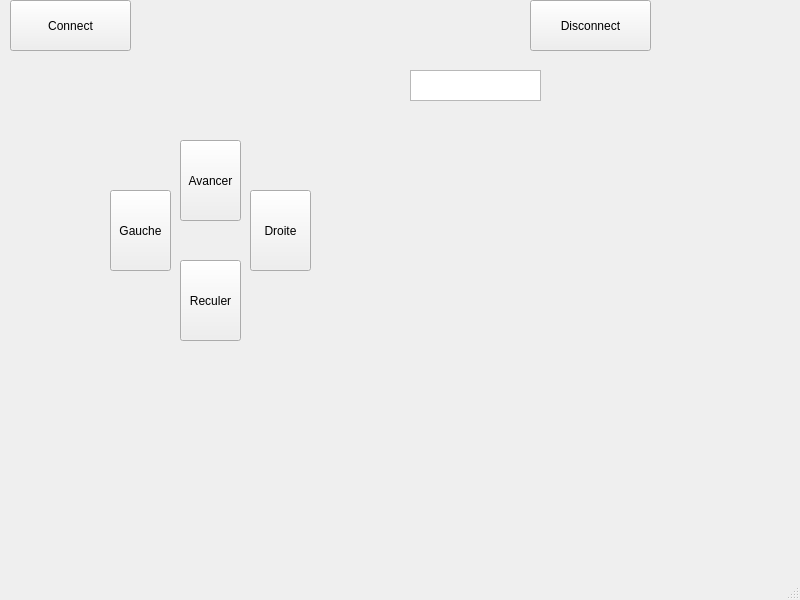
Qt form mainwindow.ui (Lasrabane/Projet_Wifibot) before a commit.
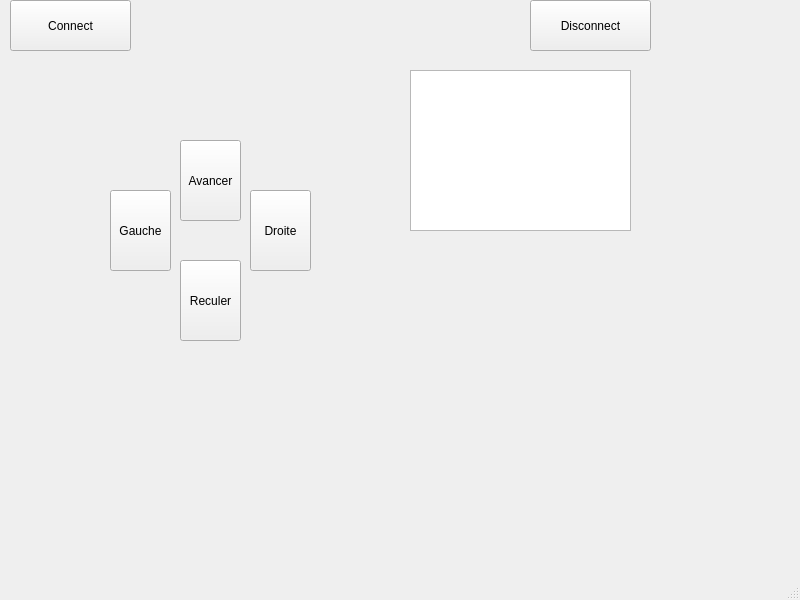
The same form after that commit.

Commit message:
premier test d'implémentation de la caméra
implémentation d'une fonction pour afficher la caméra (pas fonctionnel)

The edit to the form file:
```diff
--- a/mainwindow.ui
+++ b/mainwindow.ui
@@ -71,8 +71,8 @@
      <rect>
       <x>410</x>
       <y>70</y>
-      <width>131</width>
-      <height>31</height>
+      <width>221</width>
+      <height>161</height>
      </rect>
     </property>
    </widget>
```
The commit also changes 2 other files.
